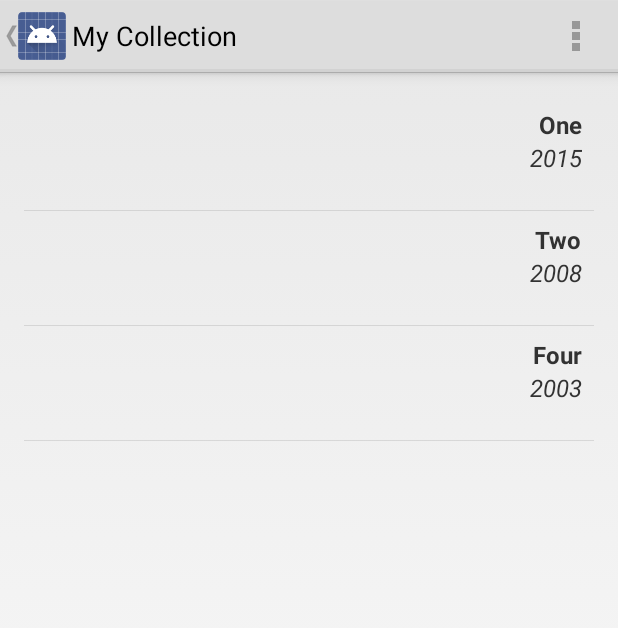
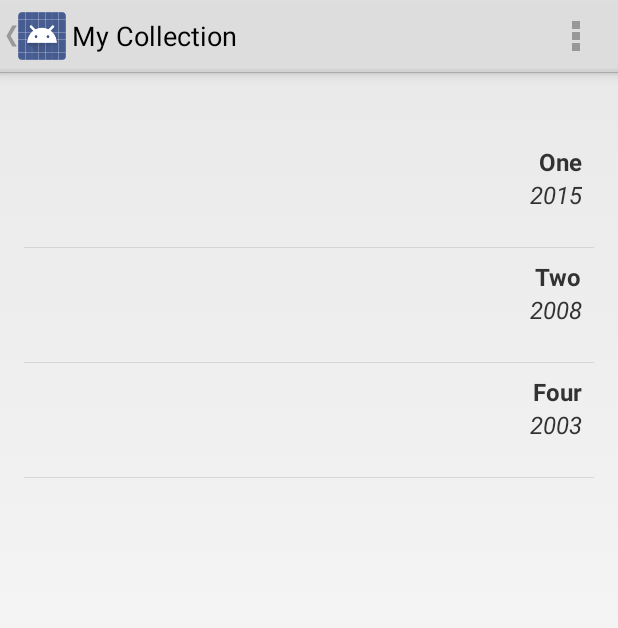
Before and after one commit to e2thed/BoardGameCollectionManager, an Android app: the screen it shows after launch (MainCollectionActivity), after a tap on "Submit", on a phone screen of 412 x 824 dp. Shown: the top 628 px of the screen. Run offline under Robolectric (Android 15) with nearby library versions, the phone set to English and light mode, and no system bars.

Commit message:
Fixed on resume for login screen.

```diff
--- a/app/src/main/java/com/brickedphoneclub/boardgamecollectionmanager/LoginActivity.java
+++ b/app/src/main/java/com/brickedphoneclub/boardgamecollectionmanager/LoginActivity.java
@@ -38,7 +38,7 @@ public class LoginActivity extends Activity {
                 Intent myIntent=new Intent(LoginActivity.this, MainCollectionActivity.class );
                 startActivity(myIntent);
 
-                LoginActivity.this.finish();
+                //LoginActivity.this.finish();
             }
         });
 
--- a/app/src/main/res/layout/activity_main_collection.xml
+++ b/app/src/main/res/layout/activity_main_collection.xml
@@ -6,9 +6,22 @@
     android:paddingBottom="@dimen/activity_vertical_margin"
     tools:context="com.brickedphoneclub.boardgamecollectionmanager.MainCollectionActivity">
 
+    <FrameLayout
+        android:layout_width="fill_parent"
+        android:layout_height="wrap_content"
+        android:id="@+id/frm_collectionFilter">
+
+        <TextView
+            android:layout_width="wrap_content"
+            android:layout_height="wrap_content"
+            android:textAppearance="?android:attr/textAppearanceMedium"
+            android:id="@+id/lbl_collectionFilterOne" />
+    </FrameLayout>
+
     <ListView android:id="@android:id/list"
         android:layout_width="match_parent"
-        android:layout_height="match_parent">
+        android:layout_height="match_parent"
+        android:layout_below="@+id/frm_collectionFilter">
     </ListView>
 
 </RelativeLayout>
```
